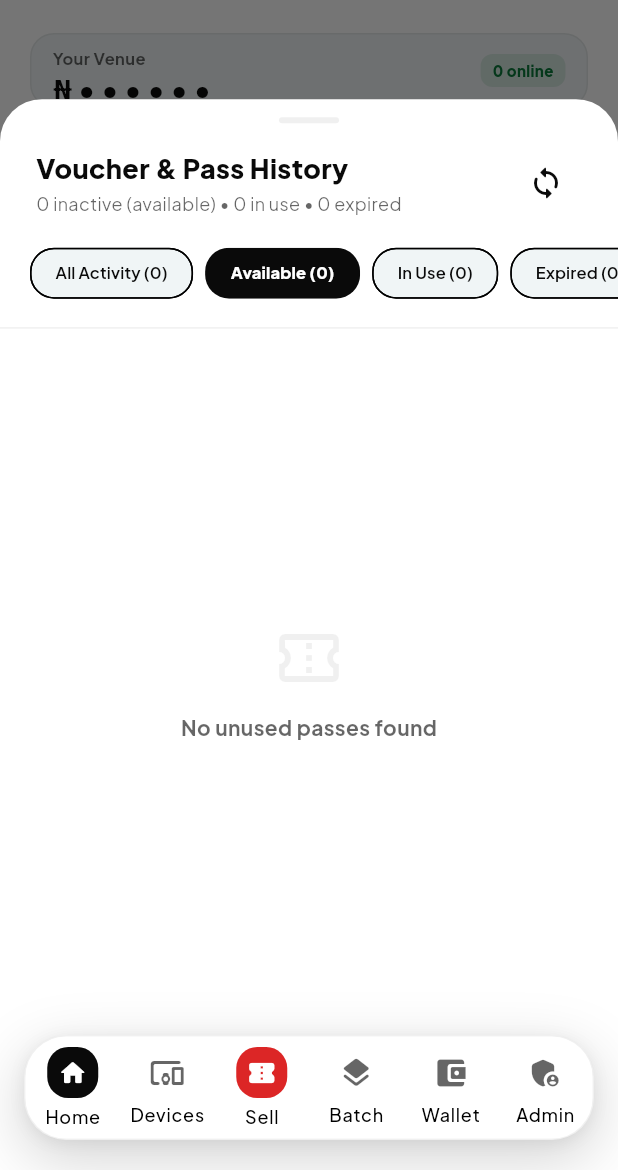
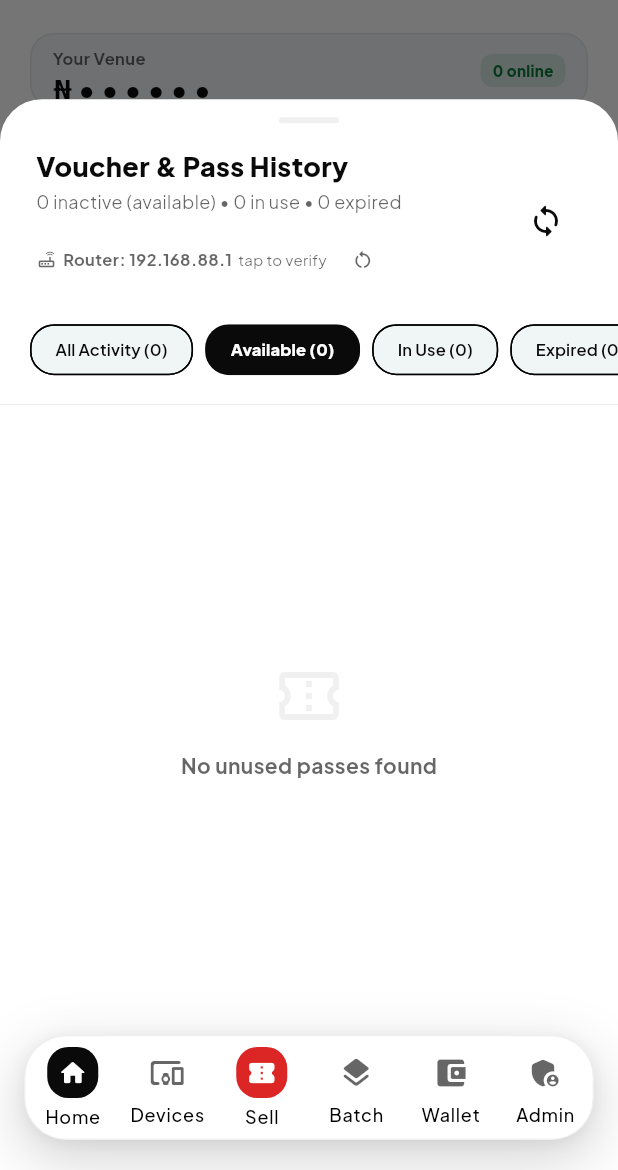
Before and after one commit to Icedmist/WavePass-Android, a Flutter app: the HomeDashboardScreen screen opened by its route, scrolled down 576 dp, after a tap on "Pass History", on a phone screen of 412 x 824 dp, the part 66-1236 px from its top. Run offline on Flutter 3.47's test engine with Material 3 defaults, Android fonts, the phone set to English and light mode, and no system bars; our stand-ins replace flutter_image_compress, flutter_local_notifications, go_router, google_fonts, image_picker, open_file and 5 more; missing offline and left inert: barcode, mobile_scanner; accounts and stored records are empty; network calls fail.

Commit message:
fix(router-target): validate MikroTik identity, expose target, cloud fallback retrieval (#104)
Closes #103

```diff
--- a/lib/core/services/voucher_history_service.dart
+++ b/lib/core/services/voucher_history_service.dart
@@ -8,6 +8,7 @@ import 'router_discovery_service.dart';
 import 'supabase_service.dart';
 import 'system_admin_service.dart';
 import 'venue_state_service.dart';
+import 'wavepass_api.dart';
 
 class VoucherRecord {
   final String code;
@@ -527,6 +528,37 @@ class VoucherHistoryService {
         }
       }
 
+      // 2b. Cloud fallback: router unreachable (wrong target, offline box) —
+      // confirm usage via cloud records so retrieval keeps working.
+      if (!routerConnected) {
+        try {
+          final venueId = currentVenue?['id']?.toString();
+          for (final record in history) {
+            if (record.status != 'unused' || (record.mac ?? '').isEmpty) continue;
+            final cloud = await WavePassApi.instance.retrieveVoucher(
+              mac: record.mac,
+              venueId: venueId,
+            ).timeout(const Duration(seconds: 6));
+            final found = cloud['found'] == true;
+            final status = (cloud['status']?.toString() ?? '').toUpperCase();
+            if (found && (status == 'ACTIVE' || status == 'REDEEMED')) {
+              record.status = 'in_use';
+              record.usedAt = record.usedAt ?? now;
+              stateChanged = true;
+              if (context != null && context.mounted) {
+                AppNotifier.instance.show(
+                  context,
+                  type: NotifyType.info,
+                  title: 'Voucher In Use (cloud)',
+                  message: 'Pass ${record.code} (${record.planTitle}) is active per cloud records. Router unreachable — check target IP.',
+                );
+              }
+              break;
+            }
+          }
+        } catch (_) {}
+      }
+
       // 3. Detect expired vouchers from elapsed duration and delete from hardware
       for (final record in history) {
         if (record.status == 'in_use' && record.usedAt != null) {
--- a/lib/screens/voucher_history_sheet.dart
+++ b/lib/screens/voucher_history_sheet.dart
@@ -1,5 +1,7 @@
 import 'package:flutter/material.dart';
 import 'package:flutter/services.dart';
+import 'package:shared_preferences/shared_preferences.dart';
+import '../core/services/router_discovery_service.dart';
 import '../core/services/voucher_history_service.dart';
 import '../core/theme/app_theme.dart';
 
@@ -207,6 +209,8 @@ class _VoucherHistorySheetState extends State<VoucherHistorySheet> {
                             "$unusedCount inactive (available) • $activeCount in use • $expiredCount expired",
                             style: const TextStyle(fontSize: 12, color: AppColors.textLight),
                           ),
+                          const SizedBox(height: 6),
+                          _RouterTargetRow(onReset: _loadData),
                         ],
                       ),
                     ),
@@ -579,4 +583,117 @@ class _VoucherHistorySheetState extends State<VoucherHistorySheet> {
       onSelected: (_) => setState(() => _filter = key),
     );
   }
+
 }
+
+/// Shows which router address voucher ops target, with validation state and
+/// one-tap reset. A stale address (e.g. an ISP gateway) silently breaks all
+/// router monitoring, retrieval, and provisioning.
+class _RouterTargetRow extends StatefulWidget {
+  const _RouterTargetRow({required this.onReset});
+  final VoidCallback onReset;
+
+  @override
+  State<_RouterTargetRow> createState() => _RouterTargetRowState();
+}
+
+class _RouterTargetRowState extends State<_RouterTargetRow> {
+  String _target = '192.168.88.1';
+  bool? _valid;
+  String? _identity;
+  bool _checking = false;
+
+  @override
+  void initState() {
+    super.initState();
+    _refresh();
+  }
+
+  Future<void> _refresh() async {
+    final t = await RouterDiscoveryService.effectiveRouterTarget();
+    if (mounted) setState(() => _target = t);
+  }
+
+  Future<void> _validate() async {
+    setState(() {
+      _checking = true;
+      _valid = null;
+    });
+    try {
+      final prefs = await SharedPreferences.getInstance();
+      final res = await RouterDiscoveryService.validateRouterTarget(
+        ip: _target,
+        username: prefs.getString(RouterDiscoveryService.keyRouterUsername) ?? 'admin',
+        password: prefs.getString(RouterDiscoveryService.keyRouterPassword) ?? '',
+      );
+      if (mounted) {
+        setState(() {
+          _valid = res['ok'] == true;
+          _identity = res['identity']?.toString();
+          _checking = false;
+        });
+      }
+    } catch (_) {
+      if (mounted) setState(() => _checking = false);
+    }
+  }
+
+  Future<void> _reset() async {
+    await RouterDiscoveryService.resetRouterTarget();
+    await _refresh();
+    setState(() {
+      _valid = null;
+      _identity = null;
+    });
+    widget.onReset();
+    if (mounted) {
+      ScaffoldMessenger.of(context).showSnackBar(
+        const SnackBar(content: Text('Router target reset to 192.168.88.1'), backgroundColor: AppColors.accentGreen, duration: Duration(seconds: 2)),
+      );
+    }
+  }
+
+  @override
+  Widget build(BuildContext context) {
+    final color = _valid == null
+        ? AppColors.textLight
+        : _valid!
+            ? AppColors.accentGreen
+            : AppColors.accentRed;
+    return InkWell(
+      onTap: _checking ? null : _validate,
+      borderRadius: BorderRadius.circular(8),
+      child: Row(
+        mainAxisSize: MainAxisSize.min,
+        children: [
+          Icon(
+            _valid == null ? Icons.router_outlined : _valid! ? Icons.check_circle_rounded : Icons.error_rounded,
+            size: 14,
+            color: color,
+          ),
+          const SizedBox(width: 4),
+          Flexible(
+            child: Text(
+              _valid == true && _identity != null ? 'Router $_target ($_identity)' : 'Router: $_target',
+              style: TextStyle(fontSize: 11, fontWeight: FontWeight.w700, color: color),
+              maxLines: 1,
+              overflow: TextOverflow.ellipsis,
+            ),
+          ),
+          const SizedBox(width: 4),
+          Text(
+            _checking ? 'checking…' : 'tap to verify',
+            style: const TextStyle(fontSize: 10, color: AppColors.textLight),
+          ),
+          IconButton(
+            icon: const Icon(Icons.restart_alt_rounded, size: 15, color: AppColors.textLight),
+            padding: EdgeInsets.zero,
+            constraints: const BoxConstraints(),
+            tooltip: 'Reset to 192.168.88.1',
+            onPressed: _reset,
+          ),
+        ],
+      ),
+    );
+  }
+}
```
Also changed, not shown: lib/core/services/router_discovery_service.dart (+77 -0 lines).
